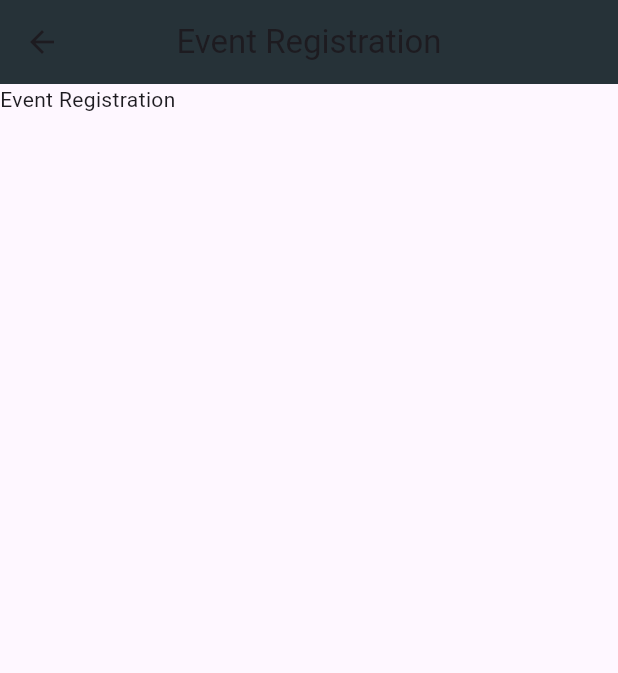
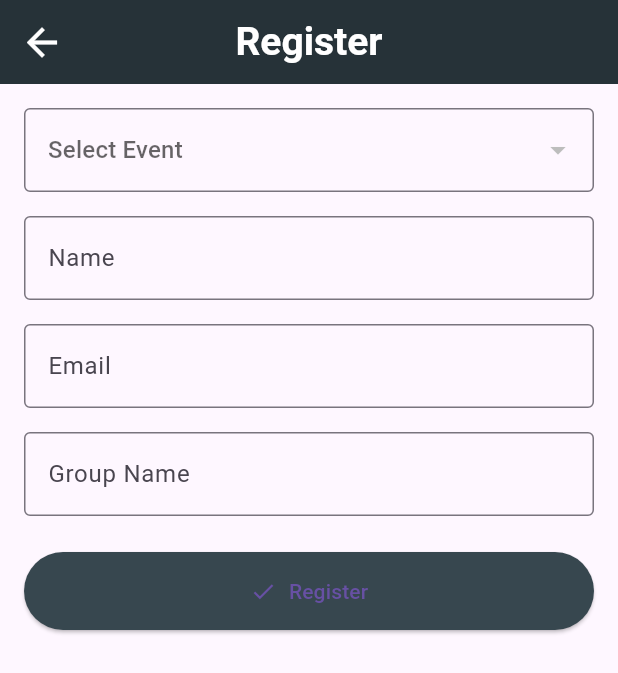
Before and after one commit to AvezChadchan/event_scheduler, a Flutter app: the EventRegistration screen opened directly, on a phone screen of 412 x 824 dp. Shown: the top 673 px of the screen. Run offline on Flutter 3.47's test engine with Material 3 defaults, Android fonts, the phone set to English and light mode, and no system bars; our stand-ins replace sqflite; accounts and stored records are empty.

Commit message:
feat: Implement participant registration and enhance database

```diff
--- a/lib/data/local/db_helper.dart
+++ b/lib/data/local/db_helper.dart
@@ -25,6 +25,7 @@ class DBHelper {
   static const String COLUMN_NAME_2 = "name";
   static const String COLUMN_EVENT_ID_2 = "event_id";
   static const String COLUMN_GROUP = "group_name";
+  static const String COLUMN_GROUP_MEMBERS = "group_members";
   static const String COLUMN_EMAIL_2 = "email";
 
   static const String TABLE_NAME_3 = "attendance";
@@ -66,6 +67,7 @@ class DBHelper {
               $COLUMN_NAME_2 TEXT NOT NULL,
               $COLUMN_EVENT_ID_2 INTEGER NOT NULL,
               $COLUMN_GROUP TEXT,
+              $COLUMN_GROUP_MEMBERS TEXT,
               $COLUMN_EMAIL_2 TEXT NOT NULL,
               FOREIGN KEY ($COLUMN_EVENT_ID_2) REFERENCES $TABLE_NAME_1($COLUMN_ID_1) ON DELETE CASCADE,
               UNIQUE($COLUMN_EVENT_ID_2, $COLUMN_EMAIL_2)
@@ -223,6 +225,7 @@ class DBHelper {
     required int eventId,
     required String email,
     required String? groupName,
+    required String? groupMembersName
   }) async {
     try {
       final db = await getDB();
@@ -239,6 +242,7 @@ class DBHelper {
         COLUMN_NAME_2: name,
         COLUMN_EVENT_ID_2: eventId,
         COLUMN_GROUP: groupName,
+        COLUMN_GROUP_MEMBERS: groupMembersName,
         COLUMN_EMAIL_2: email,
       }, conflictAlgorithm: ConflictAlgorithm.replace);
       print("Inserted participant, rows affected: $rowsAffected");
@@ -307,6 +311,7 @@ class DBHelper {
     required int eventId,
     required String email,
     required String? groupName,
+    required String? groupMembersName,
   }) async {
     try {
       final db = await getDB();
@@ -325,6 +330,7 @@ class DBHelper {
           COLUMN_NAME_2: name,
           COLUMN_EVENT_ID_2: eventId,
           COLUMN_GROUP: groupName,
+          COLUMN_GROUP_MEMBERS: groupMembersName,
           COLUMN_EMAIL_2: email,
         },
         where: '$COLUMN_ID_2 = ?',
--- a/lib/models/participant_model.dart
+++ b/lib/models/participant_model.dart
@@ -5,6 +5,7 @@ final int? id;
   final String name;
   final int eventId;
   final String? groupName;
+  final String? groupMembername;
   final String email;
 
   ParticipantModel({
@@ -12,6 +13,7 @@ this.id,
     required this.name,
     required this.eventId,
     this.groupName,
+    this.groupMembername,
     required this.email,
   });
 
@@ -21,6 +23,7 @@ id: map[DBHelper.COLUMN_ID_2] as int?,
       name: map[DBHelper.COLUMN_NAME_2] as String,
       eventId: map[DBHelper.COLUMN_EVENT_ID_2] as int,
       groupName: map[DBHelper.COLUMN_GROUP] as String?,
+      groupMembername: map[DBHelper.COLUMN_GROUP_MEMBERS] as String?,
       email: map[DBHelper.COLUMN_EMAIL_2] as String,
     );
   }
@@ -31,6 +34,7 @@ DBHelper.COLUMN_ID_2: id,
       DBHelper.COLUMN_NAME_2: name,
       DBHelper.COLUMN_EVENT_ID_2: eventId,
       DBHelper.COLUMN_GROUP: groupName,
+      DBHelper.COLUMN_GROUP_MEMBERS: groupMembername,
       DBHelper.COLUMN_EMAIL_2: email,
     };
   }
--- a/lib/screens/admin_dashboard.dart
+++ b/lib/screens/admin_dashboard.dart
@@ -13,7 +13,6 @@ class AdminDashboard extends StatefulWidget {
 }
 
 class _AdminDashboardState extends State<AdminDashboard> {
-  DBHelper? dbRef;
   List<EventModel> _events = [];
   bool _isLoading = true;
   String? _errorMessage;
@@ -21,7 +20,6 @@ class _AdminDashboardState extends State<AdminDashboard> {
   @override
   void initState() {
     super.initState();
-    dbRef = DBHelper.instance;
     _fetchEvents();
   }
 
@@ -32,7 +30,7 @@ class _AdminDashboardState extends State<AdminDashboard> {
     });
 
     try {
-      final data = await dbRef!.getAllEvents();
+      final data = await DBHelper.instance.getAllEvents();
       setState(() {
         _events = data;
         _isLoading = false;
--- a/lib/screens/home_screen.dart
+++ b/lib/screens/home_screen.dart
@@ -10,18 +10,16 @@ class HomeScreen extends StatefulWidget {
 }
 
 class HomeScreenState extends State<HomeScreen> {
-  DBHelper? dbRef;
   List<EventModel> _events = [];
 
   @override
   void initState() {
     super.initState();
-    dbRef = DBHelper.instance;
     _getEvents();
   }
 
   Future<void> _getEvents() async {
-    final data = await dbRef!.getAllEvents();
+    final data = await DBHelper.instance.getAllEvents();
     setState(() {
       _events = data;
     });
--- a/lib/screens/registration_screen.dart
+++ b/lib/screens/registration_screen.dart
@@ -1,27 +1,182 @@
-import 'package:flutter/cupertino.dart';
+import 'package:event_scheduler/data/local/db_helper.dart';
+import 'package:event_scheduler/models/event_model.dart';
 import 'package:flutter/material.dart';
 
-class EventRegistration extends StatefulWidget{
-
+class EventRegistration extends StatefulWidget {
   @override
   State<EventRegistration> createState() => _EventRegistrationState();
 }
 
 class _EventRegistrationState extends State<EventRegistration> {
+  final _formKey = GlobalKey<FormState>();
+  final _nameController = TextEditingController();
+  final _emailController = TextEditingController();
+  final _groupNameController = TextEditingController();
+  final _groupMembersController = TextEditingController();
+
+  EventModel? _selectedEvent;
+  List<EventModel> _events = [];
+  bool isLoading = true;
+
+  @override
+  void initState() {
+    super.initState();
+    _fetchEvents();
+  }
+
+  Future<void> _fetchEvents() async {
+    final events = await DBHelper.instance.getAllEvents();
+    setState(() {
+      _events = events;
+      isLoading = false;
+    });
+  }
+
+  Future<void> _registerParticipant() async {
+    if (!_formKey.currentState!.validate()) return;
+
+    if (_selectedEvent == null) {
+      ScaffoldMessenger.of(context).showSnackBar(
+        SnackBar(
+          content: Text("Please select an event"),
+          backgroundColor: Colors.red,
+        ),
+      );
+      return;
+    }
+
+    final success = await DBHelper.instance.insertParticipant(
+      name: _nameController.text.trim(),
+      eventId: _selectedEvent!.id!,
+      email: _emailController.text.trim(),
+      groupName: _groupNameController.text.trim(),
+      groupMembersName: _groupMembersController.text.trim(),
+    );
+
+    if (success) {
+      ScaffoldMessenger.of(
+        context,
+      ).showSnackBar(SnackBar(content: Text("Registration Successful")));
+      _nameController.clear();
+      _emailController.clear();
+      _groupNameController.clear();
+      setState(() => _selectedEvent = null);
+    } else {
+      ScaffoldMessenger.of(context).showSnackBar(
+        SnackBar(content: Text("Registration Failed! Please try again")),
+      );
+    }
+  }
+
   @override
   Widget build(BuildContext context) {
     return Scaffold(
       appBar: AppBar(
-        title: Text("Event Registration"),
+        title: const Text(
+          "Register",
+          style: TextStyle(fontSize: 26, fontWeight: FontWeight.bold,color: Colors.white),
+        ),
         centerTitle: true,
         backgroundColor: Colors.blueGrey.shade900,
+        leading: IconButton(
+          icon: const Icon(Icons.arrow_back, color: Colors.white, size: 30),
+          onPressed: () => Navigator.pop(context),
+        ),
       ),
       body:
-        Column(
-          children: [
-            Text("Event Registration"),
-          ],
-        )
+          isLoading
+              ? const Center(child: CircularProgressIndicator())
+              : Padding(
+                padding: const EdgeInsets.all(16),
+                child: Form(
+                  key: _formKey,
+                  child: ListView(
+                    children: [
+                      DropdownButtonFormField<EventModel>(
+                        value: _selectedEvent,
+                        hint: const Text("Select Event"),
+                        decoration: const InputDecoration(
+                          border: OutlineInputBorder(),
+                        ),
+                        items:
+                            _events.map((event) {
+                              return DropdownMenuItem<EventModel>(
+                                value: event,
+                                child: Text(event.title),
+                              );
+                            }).toList(),
+                        onChanged: (event) {
+                          setState(() => _selectedEvent = event);
+                        },
+                        validator:
+                            (value) =>
+                                value == null ? 'Please select an event' : null,
+                      ),
+                      const SizedBox(height: 16),
+                      customTextFormField(
+                        controller: _nameController,
+                        hintText: "Enter Name",
+                        labelText: "Name",
+                        keyboardType: TextInputType.name,
+                      ),
+                      const SizedBox(height: 16),
+                      customTextFormField(
+                        controller: _emailController,
+                        hintText: "Enter Email",
+                        labelText: "Email",
+                        keyboardType: TextInputType.emailAddress,
+                      ),
+                      const SizedBox(height: 16),
+                      customTextFormField(
+                        controller: _groupNameController,
+                        hintText: "Enter Group Name",
+                        labelText: "Group Name",
+                        keyboardType: TextInputType.text,
+                      ),
+                      const SizedBox(height: 24),
+                      ElevatedButton.icon(
+                        onPressed: _registerParticipant,
+                        icon: Icon(Icons.check),
+                        label: Text("Register"),
+                        style: ElevatedButton.styleFrom(
+                          backgroundColor: Colors.blueGrey.shade800,
+                          padding: EdgeInsets.symmetric(vertical: 16),
+                        ),
+                      ),
+                    ],
+                  ),
+                ),
+              ),
+    );
+  }
+
+  Widget customTextFormField({
+    required TextEditingController controller,
+    required String hintText,
+    required String labelText,
+    String? Function(String?)? validator,
+    TextInputType keyboardType = TextInputType.text,
+    int maxLines = 1,
+    bool obscureText = false,
+  }) {
+    return TextFormField(
+      controller: controller,
+      keyboardType: keyboardType,
+      maxLines: maxLines,
+      obscureText: obscureText,
+      decoration: InputDecoration(
+        hintText: hintText,
+        labelText: labelText,
+        border: const OutlineInputBorder(),
+      ),
+      validator:
+          validator ??
+          (value) {
+            if (value == null || value.isEmpty) {
+              return 'Please enter $labelText';
+            }
+            return null;
+          },
     );
   }
 }
```
Also changed, not shown: lib/screens/event_create.dart (+4 -5 lines). Lines whose indentation alone changed are shown as unchanged.
